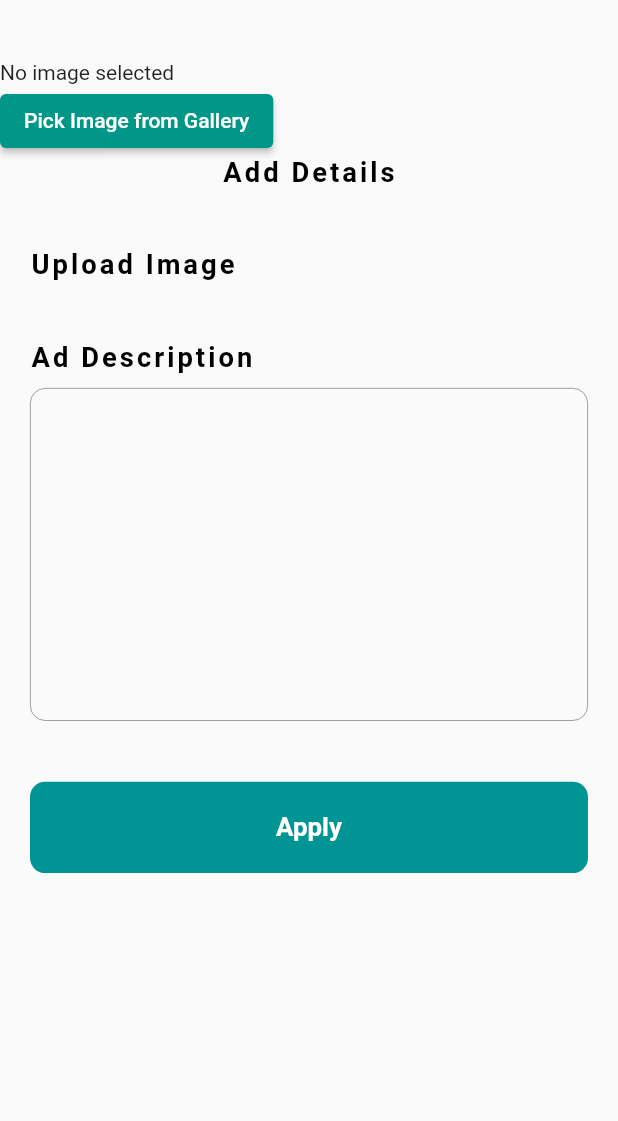
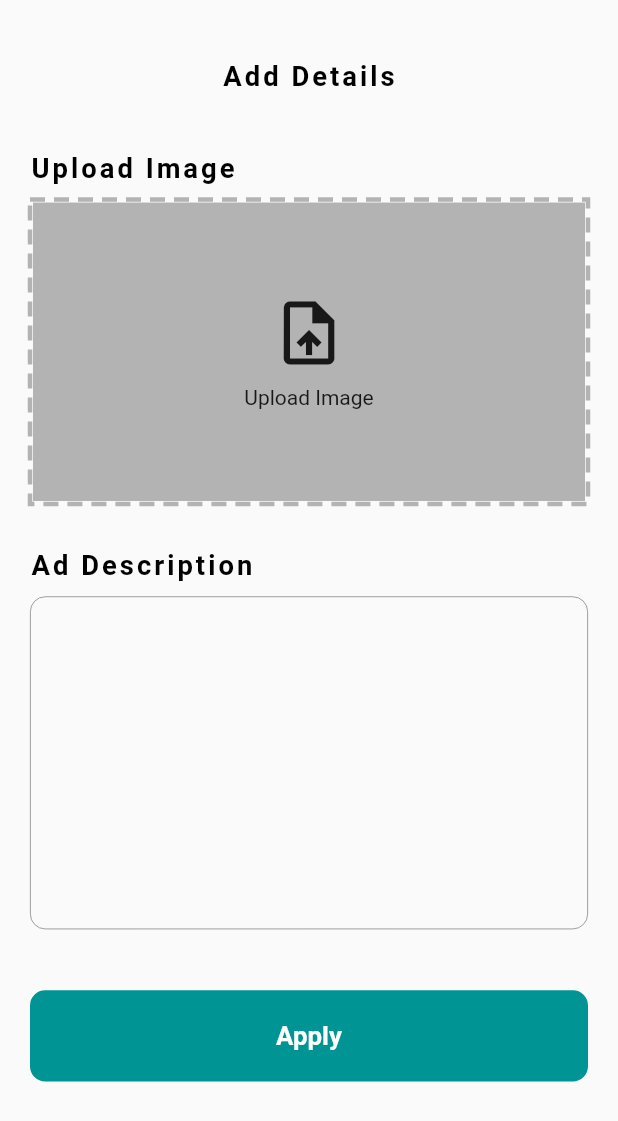
Before and after one commit to Mohsin3777/cpp_conferance_app, a Flutter app: the UploadBannerScreen screen opened directly, on a phone screen of 412 x 824 dp. Shown: the top 1121 px of the screen. Run offline on Flutter 3.47's test engine with Material 2 defaults, Android fonts, the light colour scheme and no system bars; drawn by our look-alikes of dotted_border; our stand-ins replace badges, carousel_slider, dots_indicator, flutter_screenutil, flutter_svg, google_maps_flutter and 2 more; network calls fail.

```diff
--- a/lib/screens/drawer/drawer_screen.dart
+++ b/lib/screens/drawer/drawer_screen.dart
@@ -2,6 +2,7 @@ import 'package:conferance_app/constants/app_constant.dart';
 import 'package:conferance_app/screens/about/about_us_screen.dart';
 import 'package:conferance_app/screens/drawer/widgets/drawer_profile_details_widget.dart';
 import 'package:conferance_app/screens/drawer/widgets/drawertile.dart';
+import 'package:conferance_app/screens/events/event_screen.dart';
 import 'package:conferance_app/screens/gallery/gallery_screen.dart';
 import 'package:conferance_app/screens/sponsers/sponsers_screen.dart';
 import 'package:flutter/material.dart';
@@ -79,6 +80,10 @@ class CustomDrawerScreen extends StatelessWidget {
               svgImgPath: 'assets/svg/image_svg_icon.svg',
             ),
             CustomDrawerTile(
+              onpress: () {
+                Navigator.push(context,
+                    MaterialPageRoute(builder: (context) => EventScreen()));
+              },
               text: 'Events',
               svgImgPath: 'assets/svg/drawer_icon4.svg',
             ),
--- a/lib/screens/sponsers/sponsers_screen.dart
+++ b/lib/screens/sponsers/sponsers_screen.dart
@@ -86,8 +86,8 @@ class SponserScreen extends StatelessWidget {
                 // implement GridView.builder
                 child: GridView.builder(
                     gridDelegate: SliverGridDelegateWithMaxCrossAxisExtent(
-                        maxCrossAxisExtent: 200.h,
-                        childAspectRatio: 4 / 4,
+                        maxCrossAxisExtent: 180.h,
+                        childAspectRatio: 4 / 3,
                         crossAxisSpacing: 0,
                         mainAxisSpacing: 10.h),
                     itemCount: 10,
--- a/lib/screens/sponsers/upload_banner_image_screen.dart
+++ b/lib/screens/sponsers/upload_banner_image_screen.dart
@@ -34,19 +34,20 @@ class _UploadBannerScreenState extends State<UploadBannerScreen> {
   Widget build(BuildContext context) {
     return Scaffold(
       body: SafeArea(
+          child: SingleChildScrollView(
         child: Column(
           crossAxisAlignment: CrossAxisAlignment.start,
           children: [
             SizedBox(
               height: 40.h,
             ),
-          _pickedImage == null
-              ? Text('No image selected')
-              : Image.file(_pickedImage!),
-          ElevatedButton(
-            onPressed: _pickImageFromGallery,
-            child: Text('Pick Image from Gallery'),
-          ),
+            // _pickedImage == null
+            //     ? Text('No image selected')
+            //     : Image.file(_pickedImage!),
+            // ElevatedButton(
+            //   onPressed: _pickImageFromGallery,
+            //   child: Text('Pick Image from Gallery'),
+            // ),
             Container(
               alignment: Alignment.center,
               child: Text(
@@ -77,35 +78,35 @@ class _UploadBannerScreenState extends State<UploadBannerScreen> {
                   SizedBox(
                     height: 10.h,
                   ),
-                // Container(
-                //   width: 1.sw,
-                //   height: 200.h,
-                //   child: DottedBorder(
-                //     color: Color(0xffB3B3B3), //color of dotted/dash line
-                //     strokeWidth: 3, //thickness of dash/dots
-                //     dashPattern: [10, 6],
-                //     child: Container(
-                //         width: 1.sw,
-                //         alignment: Alignment.center,
-                //         color: Color(0xffB3B3B3),
-                //         // decoration: BoxDecoration(border: Border.all()),
+                  Container(
+                    width: 1.sw,
+                    height: 200.h,
+                    child: DottedBorder(
+                      color: Color(0xffB3B3B3), //color of dotted/dash line
+                      strokeWidth: 3, //thickness of dash/dots
+                      dashPattern: [10, 6],
+                      child: Container(
+                          width: 1.sw,
+                          alignment: Alignment.center,
+                          color: Color(0xffB3B3B3),
+                          // decoration: BoxDecoration(border: Border.all()),
 
-                //         child: Column(
-                //           crossAxisAlignment: CrossAxisAlignment.center,
-                //           mainAxisAlignment: MainAxisAlignment.center,
-                //           children: [
-                //             Icon(
-                //               Icons.upload_file_outlined,
-                //               size: 50.sp,
-                //             ),
-                //             SizedBox(
-                //               height: 10.h,
-                //             ),
-                //             Text('Upload Image')
-                //           ],
-                //         )),
-                //   ),
-                // ),
+                          child: Column(
+                            crossAxisAlignment: CrossAxisAlignment.center,
+                            mainAxisAlignment: MainAxisAlignment.center,
+                            children: [
+                              Icon(
+                                Icons.upload_file_outlined,
+                                size: 50.sp,
+                              ),
+                              SizedBox(
+                                height: 10.h,
+                              ),
+                              Text('Upload Image')
+                            ],
+                          )),
+                    ),
+                  ),
                   SizedBox(
                     height: 30.h,
                   ),
@@ -152,6 +153,7 @@ class _UploadBannerScreenState extends State<UploadBannerScreen> {
               ),
             )
           ],
+        ),
       )),
     );
   }
```
Also changed, not shown: lib/screens/home/mainscreen.dart (+15 -0 lines), lib/screens/location/location_screen.dart (+66 -2 lines), lib/screens/sponsers/become_a_sponser_screen.dart (+30 -2 lines), lib/utils/text_field_decoration.dart (+7 -8 lines), 1 other file. Lines whose indentation alone changed are shown as unchanged.
